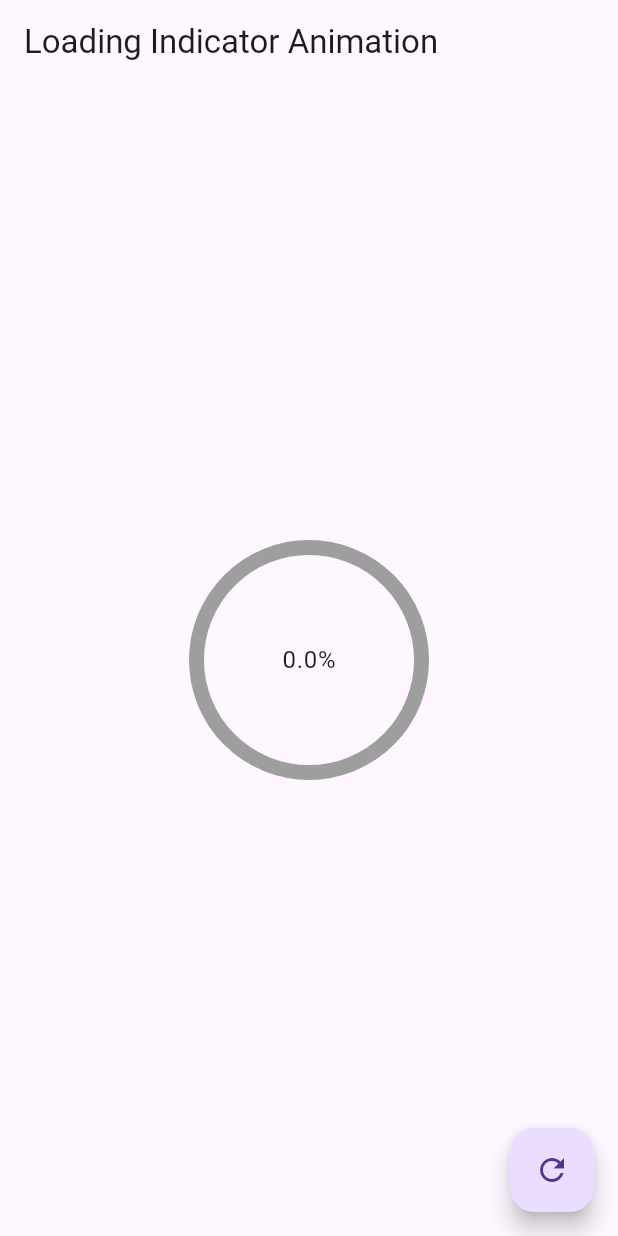
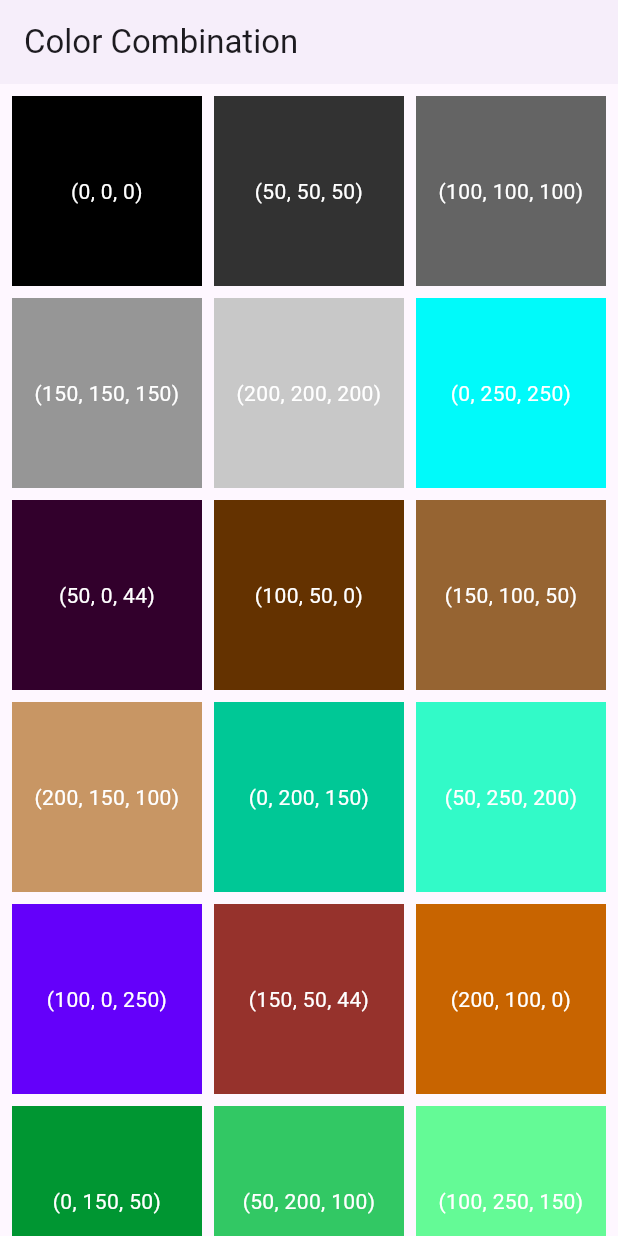
Before and after one commit to SaurabhAlex/Flutter-Animation, a Flutter app: the screen it shows after launch, on a phone screen of 412 x 824 dp. Run offline on Flutter 3.47's test engine with Material 3 defaults, Android fonts, the phone set to English and light mode, and no system bars.

Commit message:
Refactor: Categorized animation files into respective folders and renamed for better organization

```diff
--- a/lib/listview_animation.dart
+++ b/lib/explicit/listview_animation.dart
@@ -18,7 +18,7 @@ class _ListviewAnimationState extends State<ListviewAnimation>
     super.initState();
     controller = AnimationController(
       vsync: this,
-      duration: const Duration(seconds: 2),
+      duration: const Duration(milliseconds: 1500),
     );
     slideAnimation = List.generate(itemCount, (index) =>
     Tween<Offset>(begin: const Offset(-1, 0), end: Offset.zero).animate(
--- a/lib/main.dart
+++ b/lib/main.dart
@@ -1,14 +1,20 @@
 import 'dart:math';
-import 'package:animation/tween_animation.dart';
-import 'package:animation/zoom.dart';
+import 'package:animation/explicit/scale_animation.dart';
+import 'package:animation/explicit/spring_animation.dart';
+import 'package:animation/explicit/color_cycle_animation.dart';
+import 'package:animation/other/image_zoom_feature.dart';
+import 'package:animation/explicit/sliding_number_transition.dart';
 import 'package:flutter/material.dart';
-import 'app_error_screen.dart';
-import 'explicit_animation.dart';
-import 'flip_image.dart';
-import 'implicit_animation.dart';
-import 'listview_animation.dart';
-import 'loading_indicator_animation.dart';
-import 'login_screen_animation.dart';
+import 'other/app_error_screen.dart';
+import 'other/default_color_variation.dart';
+import 'explicit/pulsing_color_animation.dart';
+import 'explicit/fetch_data_animation.dart';
+import 'explicit/flip_image.dart';
+import 'implicit/implicit_animation.dart';
+import 'explicit/listview_animation.dart';
+import 'explicit/loading_indicator_animation.dart';
+import 'explicit/login_screen_animation.dart';
+import 'other/color_variation_demo_2.dart';
 
 void main() {
   FlutterError.onError = (FlutterErrorDetails details) {
@@ -26,7 +32,7 @@ class MyApp extends StatelessWidget {
   Widget build(BuildContext context) {
     return const MaterialApp(
       debugShowCheckedModeBanner: false,
-      home: LoadingIndicatorAnimation(),
+      home: ColorVariationsDemo2(),
     );
   }
 }
@@ -112,7 +118,7 @@ class _MyHomePageState extends State<MyHomePage> {
                   Navigator.push(
                       context,
                       MaterialPageRoute(
-                          builder: (context) => const TweenSequenceDemo()));
+                          builder: (context) => const ColorCycleAnimation()));
                 },
                 icon: const Icon(Icons.format_shapes_rounded)),
           ],
--- /dev/null
+++ b/lib/other/color_variation_demo_2.dart
@@ -0,0 +1,93 @@
+import 'package:flutter/material.dart';
+
+class ColorVariationsDemo2 extends StatelessWidget {
+  const ColorVariationsDemo2({super.key});
+
+  @override
+  Widget build(BuildContext context) {
+    return Scaffold(
+      appBar: AppBar(
+        title: const Text("Color Combination"),
+        elevation: 1.0,
+      ),
+      body: SingleChildScrollView(
+        child: Center(
+          child: Padding(
+            padding: const EdgeInsets.all(8.0),
+            child: GridView.builder(
+              gridDelegate: const SliverGridDelegateWithFixedCrossAxisCount(
+                crossAxisCount: 3,
+                crossAxisSpacing: 8.0,
+                mainAxisSpacing: 8.0,
+                childAspectRatio: 1.0,
+              ),
+              shrinkWrap: true,  // Prevent GridView from occupying all screen space
+              itemCount: 30, // Number of color boxes
+              itemBuilder: (context, index) {
+                final color = getColorForIndex(index);
+                return ColorContainer(color: color);
+              },
+            ),
+          ),
+        ),
+      ),
+    );
+  }
+
+  Color getColorForIndex(int index) {
+    // Generate colors based on index
+    final r = (index % 5) * 50;
+    final g = (index % 6) * 50;
+    final b = (index % 7) * 50;
+    return Color.fromRGBO(r, g, b, 1.0);
+  }
+}
+
+class ColorContainer extends StatefulWidget {
+  final Color color;
+
+  const ColorContainer({super.key, required this.color});
+
+  @override
+  State<ColorContainer> createState() => _ColorContainerState();
+}
+
+class _ColorContainerState extends State<ColorContainer> {
+  late Color currentColor;
+
+  @override
+  void initState() {
+    super.initState();
+    currentColor = widget.color;
+  }
+
+  void changeColor() {
+    setState(() {
+      // Randomize color when tapped
+      currentColor = Color.fromRGBO(
+        (currentColor.red + 50) % 256,
+        (currentColor.green + 50) % 256,
+        (currentColor.blue + 50) % 256,
+        1.0,
+      );
+    });
+  }
+
+  @override
+  Widget build(BuildContext context) {
+    return GestureDetector(
+      onTap: changeColor,
+      child: Container(
+        height: 100,
+        width: 100,
+        color: currentColor,
+        alignment: Alignment.center,
+        child: Text(
+          '(${currentColor.red}, ${currentColor.green}, ${currentColor.blue})',
+          style: const TextStyle(color: Colors.white),
+          textAlign: TextAlign.center,
+        ),
+      ),
+    );
+  }
+}
```
Also changed, not shown: lib/explicit/color_cycle_animation.dart (renamed from lib/tween_animation.dart, +10 -7 lines), lib/explicit/fetch_data_animation.dart (renamed from lib/explicit_animation.dart, +6 -6 lines), lib/explicit/pulsing_color_animation.dart (renamed from lib/color_transition.dart, +4 -4 lines), lib/explicit/scale_animation.dart (renamed from lib/scale_transition.dart, +4 -4 lines), lib/explicit/sliding_number_transition.dart (renamed from lib/slide_animation.dart, +7 -36 lines), lib/other/image_zoom_feature.dart (renamed from lib/zoom.dart, +4 -4 lines), lib/explicit/flip_image.dart (renamed from lib/flip_image.dart), lib/explicit/flip_widget.dart (renamed from lib/flip_widget.dart), lib/explicit/loading_indicator_animation.dart (renamed from lib/loading_indicator_animation.dart), lib/explicit/login_screen_animation.dart (renamed from lib/login_screen_animation.dart), lib/explicit/spring_animation.dart (renamed from lib/spring_animation.dart), lib/implicit/implicit_animation.dart (renamed from lib/implicit_animation.dart), lib/other/app_error_screen.dart (renamed from lib/app_error_screen.dart), lib/other/default_color_variation.dart (renamed from lib/color_combination.dart).
